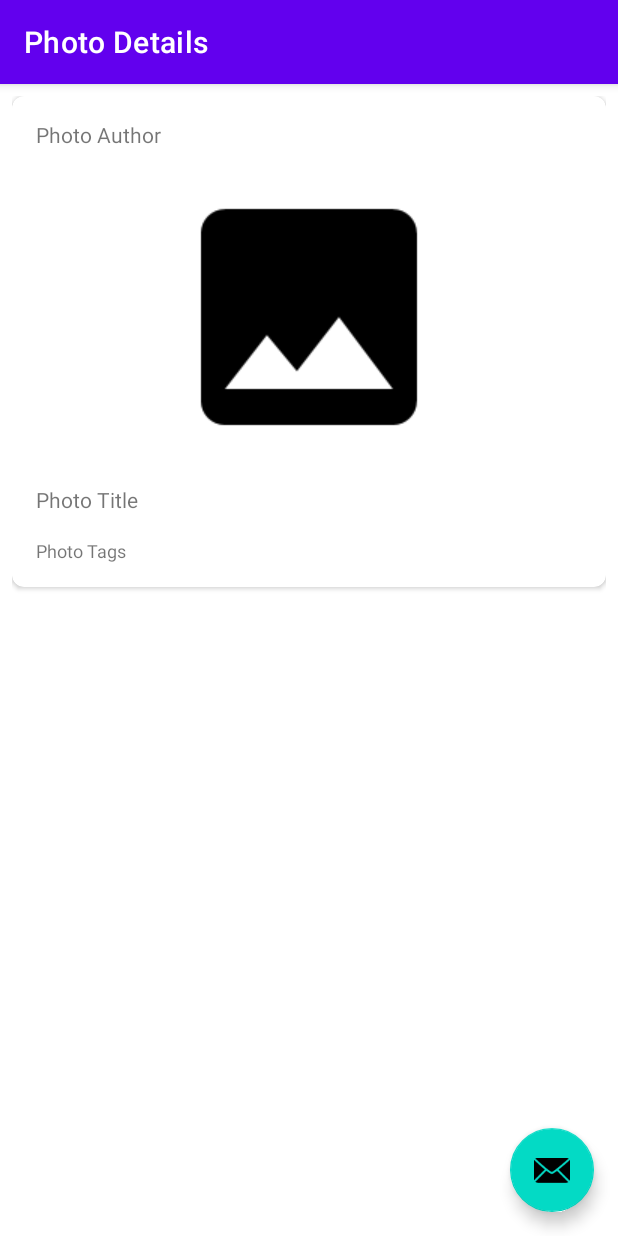
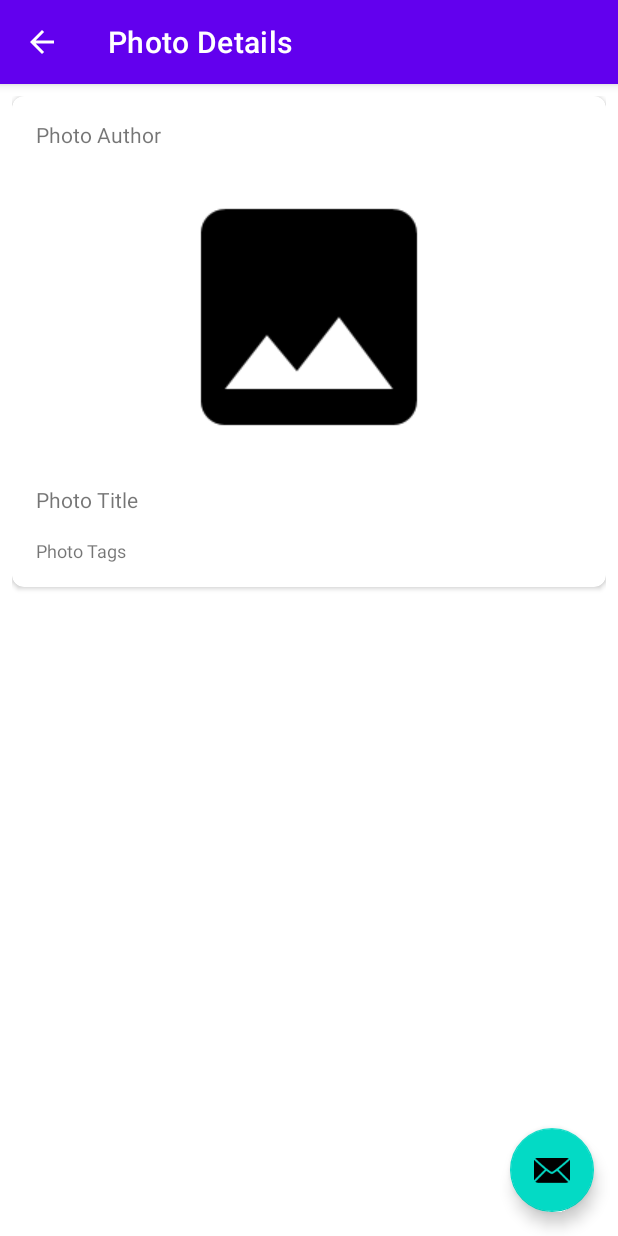
Before and after one commit to EberronBruce/AndroidMasterClass_FlickrBrowser, an Android app: the PhotoDetailsActivity screen opened directly, with no data from a screen before it, on a phone screen of 412 x 824 dp. Run offline under Robolectric (Android 15) with nearby library versions, the phone set to English and light mode, and no system bars.

Commit message:
Added BaseActivity

```diff
--- /dev/null
+++ b/app/src/main/java/com/redravencomputing/flickrbrowser/BaseActivity.kt
@@ -0,0 +1,21 @@
+package com.redravencomputing.flickrbrowser
+
+import android.util.Log
+import android.view.View
+import androidx.appcompat.app.AppCompatActivity
+import androidx.appcompat.widget.Toolbar
+
+private const val TAG = "BaseActivity"
+internal const val FLICKER_QUERY = "FLICK_QUERY"
+internal const val PHOTO_TRANSFER = "PHOTO_TRANSFER"
+
+open class BaseActivity: AppCompatActivity() {
+
+    internal fun activateToolbar(enableHome: Boolean) {
+        Log.d(TAG, ".activateToolbar")
+
+        var toolbar = findViewById<View>(R.id.toolbar) as Toolbar
+        setSupportActionBar(toolbar)
+        supportActionBar?.setDisplayHomeAsUpEnabled(enableHome)
+    }
+}
--- a/app/src/main/java/com/redravencomputing/flickrbrowser/PhotoDetailsActivity.kt
+++ b/app/src/main/java/com/redravencomputing/flickrbrowser/PhotoDetailsActivity.kt
@@ -1,20 +1,13 @@
 package com.redravencomputing.flickrbrowser
 
 import android.os.Bundle
-import androidx.appcompat.app.AppCompatActivity
-import com.google.android.material.floatingactionbutton.FloatingActionButton
-import com.google.android.material.snackbar.Snackbar
 
-class PhotoDetailsActivity : AppCompatActivity() {
+class PhotoDetailsActivity : BaseActivity() {
 
     override fun onCreate(savedInstanceState: Bundle?) {
         super.onCreate(savedInstanceState)
         setContentView(R.layout.activity_photo_details)
-        setSupportActionBar(findViewById(R.id.toolbar))
+        activateToolbar(true)
 
-        findViewById<FloatingActionButton>(R.id.fab).setOnClickListener { view ->
-            Snackbar.make(view, "Replace with your own action", Snackbar.LENGTH_LONG)
-                .setAction("Action", null).show()
-        }
     }
 }
```
Also changed, not shown: app/src/main/java/com/redravencomputing/flickrbrowser/MainActivity.kt (+10 -4 lines), app/src/main/java/com/redravencomputing/flickrbrowser/SearchActivity.kt (+6 -5 lines).
